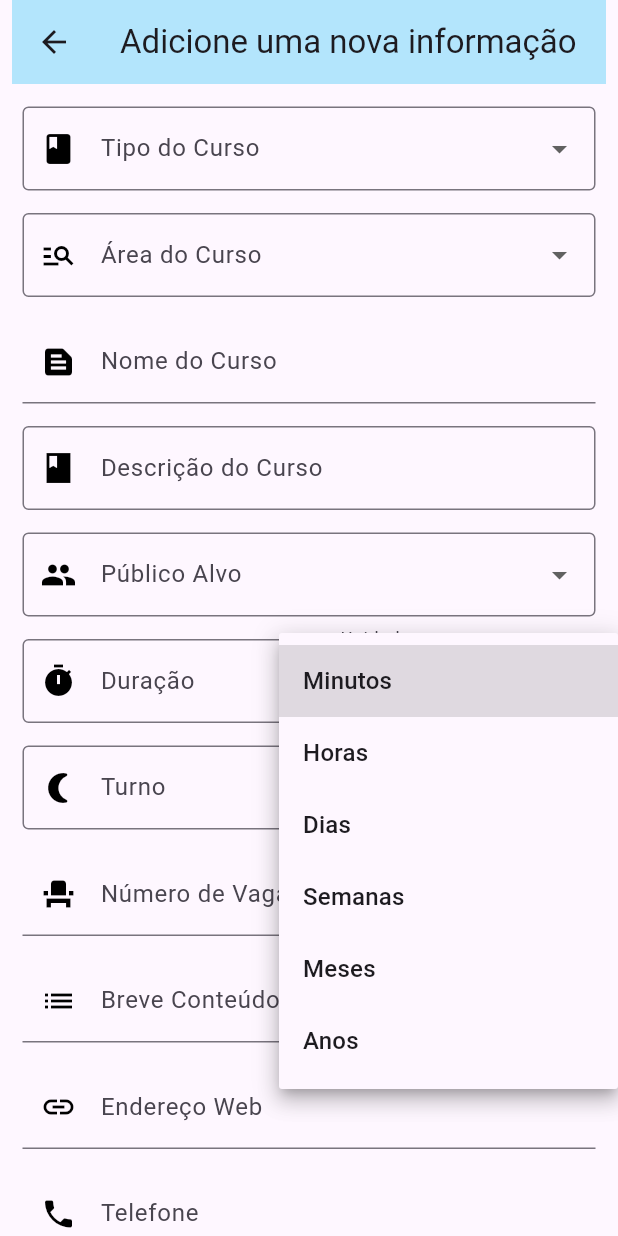
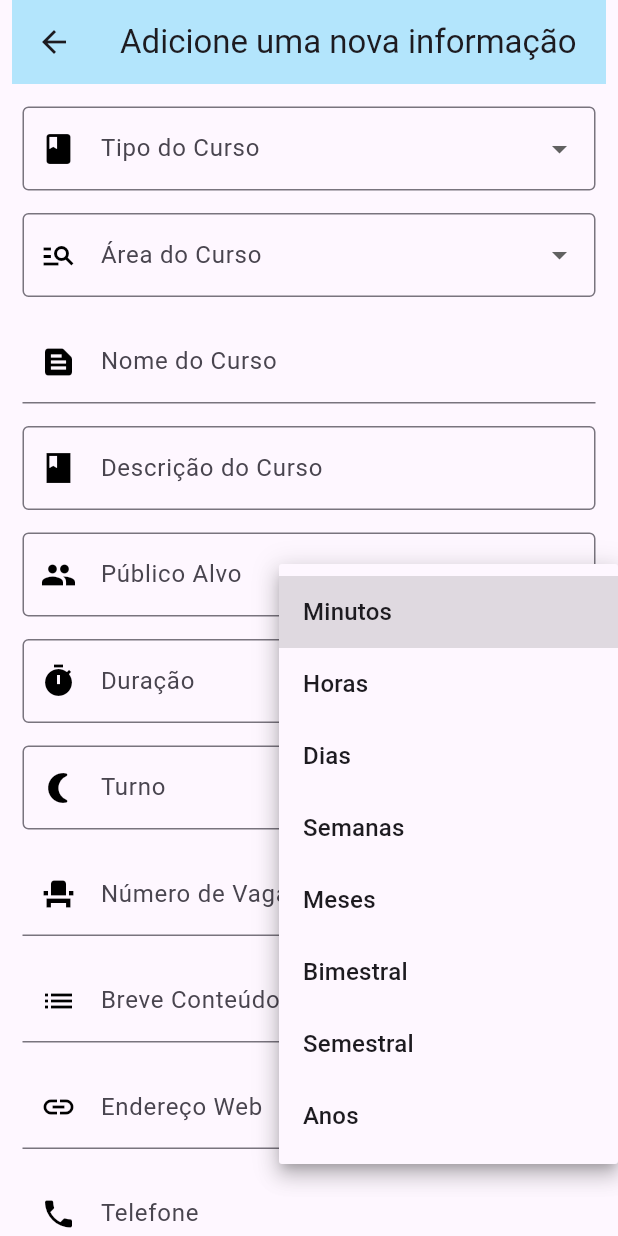
Before and after one commit to AdrianFRamos/ProfInfo, a Flutter app: the AddInfoScreen screen opened by its route, after a tap on "Minutos", on a phone screen of 412 x 824 dp. Run offline on Flutter 3.47's test engine with Material 3 defaults, Android fonts, the phone set to English and light mode, and no system bars; our stand-ins replace cloud_firestore, firebase_auth, firebase_core, firebase_storage, flutter_otp_text_field, get and 3 more; accounts and stored records are empty.

Commit message:
ajustado alterações, bimestral, semestral e incrições encerradas

```diff
--- a/lib/const/types.dart
+++ b/lib/const/types.dart
@@ -4,7 +4,7 @@ class TypesCursos {
     'Bacharelado',
     'Licenciatura',
     'Tecnólogo',
-    'Pós-graduação',
+    'Especialização',
     'Mestrado',
     'Doutorado'
   ];
@@ -54,6 +54,8 @@ class TypesDuracao {
     'Dias',
     'Semanas',
     'Meses',
+    'Bimestral',
+    'Semestral',
     'Anos',
   ];
 }
--- a/lib/screens/addInfoScreen.dart
+++ b/lib/screens/addInfoScreen.dart
@@ -311,7 +311,7 @@ class _AddInfoScreenState extends State<AddInfoScreen> {
                       SizedBox(width: 10),
                       ElevatedButton(
                         onPressed: () => _submitForm(encerrado: false),
-                        child: Text("Salvar"),
+                        child: Text("Salvar Curso"),
                       ),
                       SizedBox(width: 10),
                       ElevatedButton(
@@ -319,7 +319,7 @@ class _AddInfoScreenState extends State<AddInfoScreen> {
                           backgroundColor: Colors.red,
                         ),
                         onPressed: () => _submitForm(encerrado: true),
-                        child: Text("Salvar Encerrado"),
+                        child: Text("Salvar Curso Encerrado"),
                       ),
                     ],
                   ),
--- a/lib/screens/editInfoScreen.dart
+++ b/lib/screens/editInfoScreen.dart
@@ -364,7 +364,7 @@ class _EditInfoScreenState extends State<EditInfoScreen> {
                     },
                     icon: Icon(Icons.save_alt),
                     label: Text(
-                      'SALVAR',
+                      'Salvar',
                       style: TextStyle(fontSize: 16, letterSpacing: 1),
                     ),
                     style: ElevatedButton.styleFrom(
```
